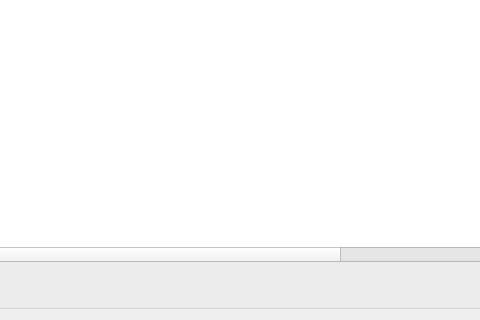
Old version of the form TripleReg/dialogmeasurementprocess.ui in the repository ziemastz/SL; both pictures show x 331 to 811 and y 348 to 668 of the 1156 by 668 pixel window.
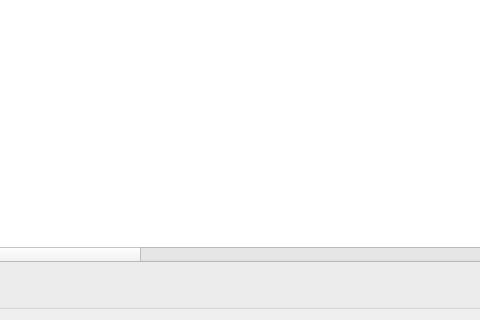
New version of the form. The open tabs and pages were chosen to show the change. Icons and pictures are not drawn.

What changed in the file:
```diff
--- a/TripleReg/dialogmeasurementprocess.ui
+++ b/TripleReg/dialogmeasurementprocess.ui
@@ -761,6 +761,46 @@
               <string>Rel. 2</string>
              </property>
             </column>
+            <column>
+             <property name="text">
+              <string>Voltage Ch0</string>
+             </property>
+            </column>
+            <column>
+             <property name="text">
+              <string>Status Ch0</string>
+             </property>
+            </column>
+            <column>
+             <property name="text">
+              <string>Voltage Ch1</string>
+             </property>
+            </column>
+            <column>
+             <property name="text">
+              <string>Status Ch1</string>
+             </property>
+            </column>
+            <column>
+             <property name="text">
+              <string>Voltage Ch2</string>
+             </property>
+            </column>
+            <column>
+             <property name="text">
+              <string>Status Ch2</string>
+             </property>
+            </column>
+            <column>
+             <property name="text">
+              <string>Voltage Ch3</string>
+             </property>
+            </column>
+            <column>
+             <property name="text">
+              <string>Status Ch3</string>
+             </property>
+            </column>
            </widget>
           </item>
           <item row="1" column="0">
```
